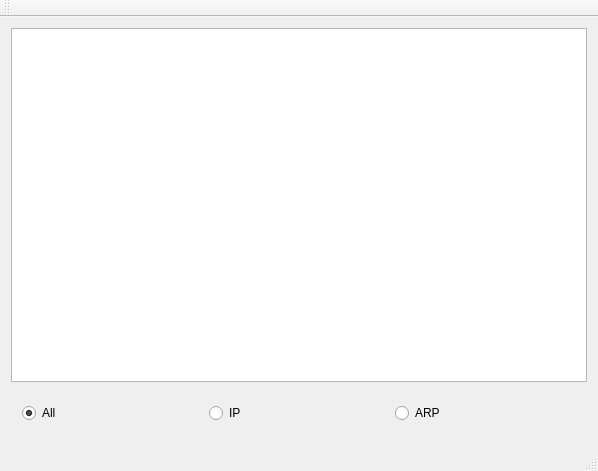
kavaliou/Sniffer, file mainwindow.ui: the form before one commit.
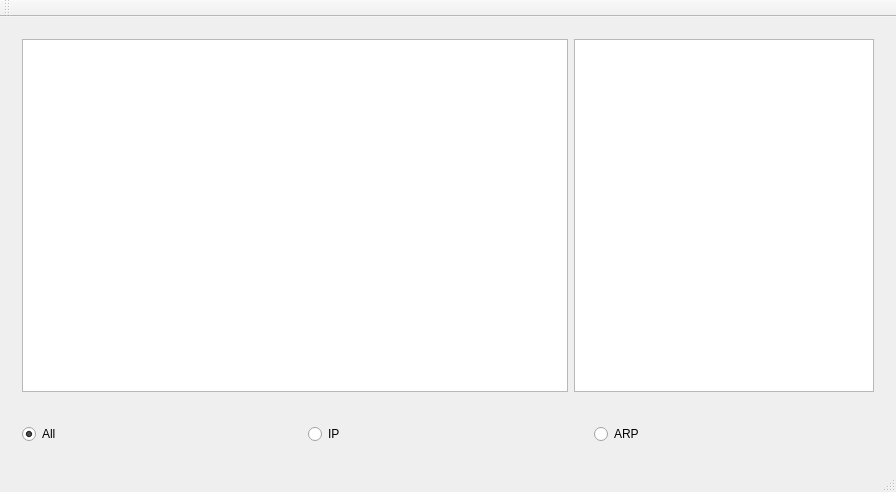
The form after the commit.

The edit to the form file:
```diff
--- a/mainwindow.ui
+++ b/mainwindow.ui
@@ -6,8 +6,8 @@
    <rect>
     <x>0</x>
     <y>0</y>
-    <width>598</width>
-    <height>471</height>
+    <width>896</width>
+    <height>492</height>
    </rect>
   </property>
   <property name="windowTitle">
@@ -16,6 +16,9 @@
   <widget class="QWidget" name="centralWidget">
    <layout class="QVBoxLayout" name="verticalLayout">
     <item>
+     <widget class="QWidget" name="widget_2" native="true">
+      <layout class="QHBoxLayout" name="horizontalLayout_2">
+       <item>
      <widget class="QTableWidget" name="tableWidget">
       <property name="minimumSize">
        <size>
@@ -26,6 +29,19 @@
      </widget>
     </item>
     <item>
+        <widget class="QTextEdit" name="textEdit">
+         <property name="maximumSize">
+          <size>
+           <width>300</width>
+           <height>16777215</height>
+          </size>
+         </property>
+        </widget>
+       </item>
+      </layout>
+     </widget>
+    </item>
+    <item>
      <widget class="QWidget" name="widget" native="true">
       <property name="minimumSize">
        <size>
@@ -33,6 +49,12 @@
         <height>50</height>
        </size>
       </property>
+      <property name="maximumSize">
+       <size>
+        <width>16777215</width>
+        <height>50</height>
+       </size>
+      </property>
       <layout class="QHBoxLayout" name="horizontalLayout">
        <item>
         <widget class="QRadioButton" name="radioAll">
```
Left out of the diff: 2 changed lines with no effect on the pictures. Lines whose indentation alone changed are shown as unchanged.
